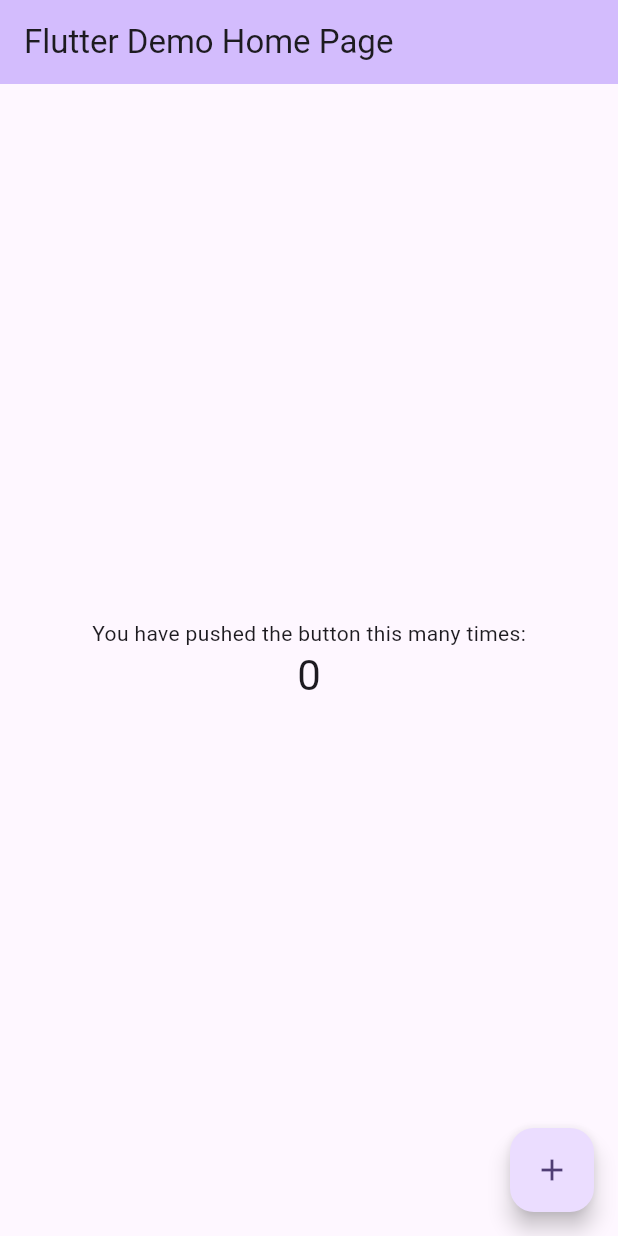
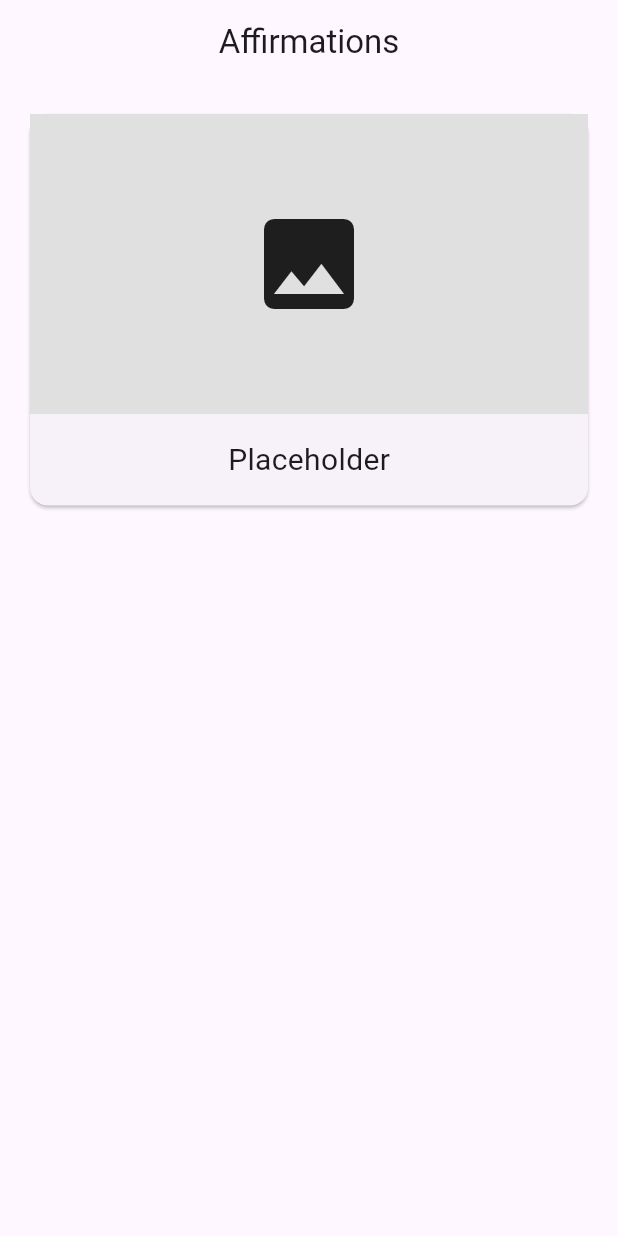
Before and after one commit to djsyy/cecs453-lab-3, a Flutter app: the screen it shows after launch, on a phone screen of 412 x 824 dp. Run offline on Flutter 3.47's test engine with Material 3 defaults, Android fonts, the light colour scheme and no system bars.

Commit message:
feat: add affirmation app scaffold + removed widget test

```diff
--- a/lib/main.dart
+++ b/lib/main.dart
@@ -1,121 +1,54 @@
 import 'package:flutter/material.dart';
 
 void main() {
-  runApp(const MyApp());
+  runApp(const AffirmationsApp());
 }
 
-class MyApp extends StatelessWidget {
-  const MyApp({super.key});
+class AffirmationsApp extends StatelessWidget {
+  const AffirmationsApp({super.key});
 
-  // This widget is the root of your application.
   @override
   Widget build(BuildContext context) {
     return MaterialApp(
-      title: 'Flutter Demo',
-      theme: ThemeData(
-        // This is the theme of your application.
-        //
-        // TRY THIS: Try running your application with "flutter run". You'll see
-        // the application has a purple toolbar. Then, without quitting the app,
-        // try changing the seedColor in the colorScheme below to Colors.green
-        // and then invoke "hot reload" (save your changes or press the "hot
-        // reload" button in a Flutter-supported IDE, or press "r" if you used
-        // the command line to start the app).
-        //
-        // Notice that the counter didn't reset back to zero; the application
-        // state is not lost during the reload. To reset the state, use hot
-        // restart instead.
-        //
-        // This works for code too, not just values: Most code changes can be
-        // tested with just a hot reload.
-        colorScheme: .fromSeed(seedColor: Colors.deepPurple),
-      ),
-      home: const MyHomePage(title: 'Flutter Demo Home Page'),
+      title: 'Affirmations',
+      debugShowCheckedModeBanner: false,
+      home: const AffirmationsScreen(),
     );
   }
 }
 
-class MyHomePage extends StatefulWidget {
-  const MyHomePage({super.key, required this.title});
-
-  // This widget is the home page of your application. It is stateful, meaning
-  // that it has a State object (defined below) that contains fields that affect
-  // how it looks.
-
-  // This class is the configuration for the state. It holds the values (in this
-  // case the title) provided by the parent (in this case the App widget) and
-  // used by the build method of the State. Fields in a Widget subclass are
-  // always marked "final".
-
-  final String title;
-
-  @override
-  State<MyHomePage> createState() => _MyHomePageState();
-}
-
-class _MyHomePageState extends State<MyHomePage> {
-  int _counter = 0;
-
-  void _incrementCounter() {
-    setState(() {
-      // This call to setState tells the Flutter framework that something has
-      // changed in this State, which causes it to rerun the build method below
-      // so that the display can reflect the updated values. If we changed
-      // _counter without calling setState(), then the build method would not be
-      // called again, and so nothing would appear to happen.
-      _counter++;
-    });
-  }
+class AffirmationsScreen extends StatelessWidget {
+  const AffirmationsScreen({super.key});
 
   @override
   Widget build(BuildContext context) {
-    // This method is rerun every time setState is called, for instance as done
-    // by the _incrementCounter method above.
-    //
-    // The Flutter framework has been optimized to make rerunning build methods
-    // fast, so that you can just rebuild anything that needs updating rather
-    // than having to individually change instances of widgets.
     return Scaffold(
       appBar: AppBar(
-        // TRY THIS: Try changing the color here to a specific color (to
-        // Colors.amber, perhaps?) and trigger a hot reload to see the AppBar
-        // change color while the other colors stay the same.
-        backgroundColor: Theme.of(context).colorScheme.inversePrimary,
-        // Here we take the value from the MyHomePage object that was created by
-        // the App.build method, and use it to set our appbar title.
-        title: Text(widget.title),
+        title: const Text('Affirmations'),
+        centerTitle: true,
       ),
-      body: Center(
-        // Center is a layout widget. It takes a single child and positions it
-        // in the middle of the parent.
-        child: Column(
-          // Column is also a layout widget. It takes a list of children and
-          // arranges them vertically. By default, it sizes itself to fit its
-          // children horizontally, and tries to be as tall as its parent.
-          //
-          // Column has various properties to control how it sizes itself and
-          // how it positions its children. Here we use mainAxisAlignment to
-          // center the children vertically; the main axis here is the vertical
-          // axis because Columns are vertical (the cross axis would be
-          // horizontal).
-          //
-          // TRY THIS: Invoke "debug painting" (choose the "Toggle Debug Paint"
-          // action in the IDE, or press "p" in the console), to see the
-          // wireframe for each widget.
-          mainAxisAlignment: .center,
-          children: [
-            const Text('You have pushed the button this many times:'),
-            Text(
-              '$_counter',
-              style: Theme.of(context).textTheme.headlineMedium,
-            ),
-          ],
+      body: Padding(
+        padding: const EdgeInsets.all(16),
+        child: Card(
+          child: Column(
+            mainAxisSize: MainAxisSize.min,
+            children: [
+              Container(
+                height: 200,
+                width: double.infinity,
+                color: Colors.grey.shade300,
+                child: const Icon(Icons.image, size: 80),
+              ),
+              const Padding(
+                padding: EdgeInsets.all(16),
+                child: Text(
+                  'Placeholder',
+                  style: TextStyle(fontSize: 20),
+                ),
+              ),
+            ],
+          ),
         ),
-      ),
-      floatingActionButton: FloatingActionButton(
-        onPressed: _incrementCounter,
-        tooltip: 'Increment',
-        child: const Icon(Icons.add),
       ),
     );
   }
```
Also changed, not shown: 1 other file.
